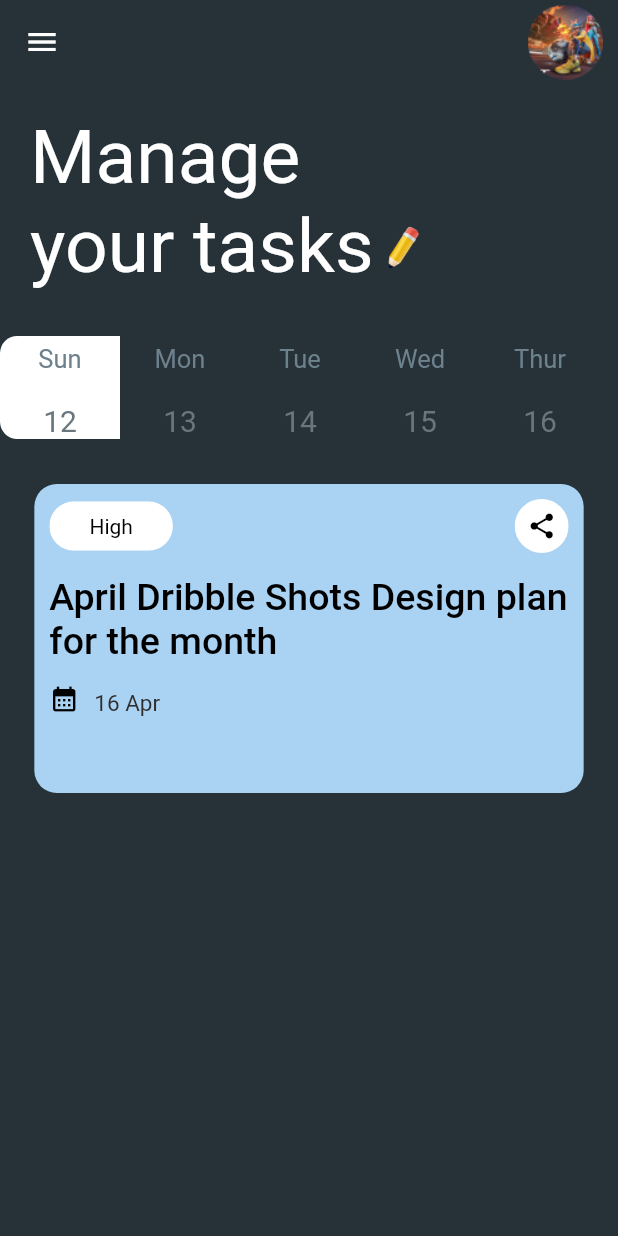
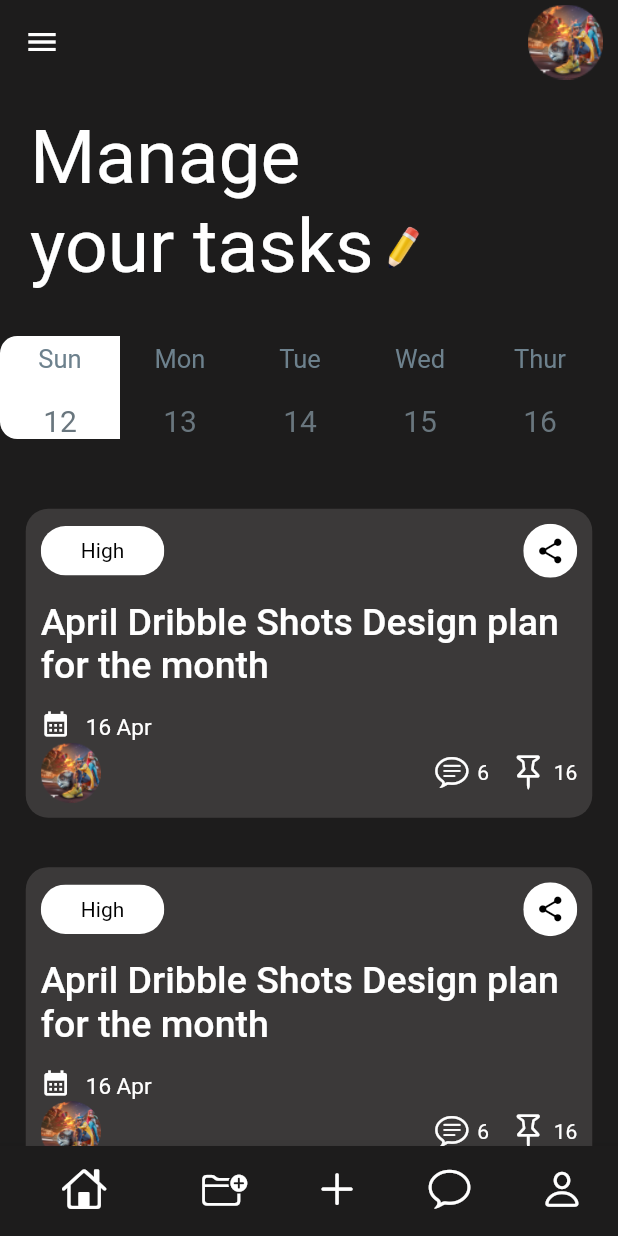
Before and after one commit to Deonorla/Task-management-app-ui, a Flutter app: the screen it shows after launch, on a phone screen of 412 x 824 dp. Run offline on Flutter 3.47's test engine with Material 2 defaults, Android fonts, the phone set to English and light mode, and no system bars.

Commit message:
[Added bottom navigation bar]

```diff
--- a/lib/constants/constants.dart
+++ b/lib/constants/constants.dart
@@ -1,5 +1,5 @@
 import 'package:flutter/material.dart';
 
 class Styles {
-  static Color primaryBackground = const Color(0xFF263238);
+  static Color primaryBackground = Color.fromARGB(255, 29, 28, 28);
 }
--- a/lib/screens/home.dart
+++ b/lib/screens/home.dart
@@ -1,13 +1,19 @@
 import 'package:flutter/material.dart';
+import 'package:flutter/cupertino.dart';
+import 'package:task_management/constants/constants.dart';
 import 'package:task_management/screens/widgets/calenderComponent.dart';
+import 'package:task_management/screens/widgets/taskCard.dart';
 import 'package:task_management/screens/widgets/ui_contants.dart';
 
-class Home extends StatelessWidget {
+class Home extends StatefulWidget {
   const Home({super.key});
+  @override
+  State<Home> createState() => _HomeState();
+}
 
+class _HomeState extends State<Home> {
   @override
   Widget build(BuildContext context) {
-    Size size = MediaQuery.of(context).size;
     final appbar = Uiconstants.appbar();
     return Scaffold(
       appBar: appbar,
@@ -33,95 +39,49 @@ class Home extends StatelessWidget {
               ])),
             ), // container manage your tasks
             const CalenderComponent(),
-            Container(
-              height: size.height / 4,
-              margin: EdgeInsets.symmetric(horizontal: size.width / 18),
-              padding: const EdgeInsets.all(10),
-              decoration: const BoxDecoration(
-                color: Color.fromARGB(255, 169, 210, 243),
-                borderRadius: BorderRadius.only(
-                    topLeft: Radius.circular(15),
-                    topRight: Radius.circular(15),
-                    bottomLeft: Radius.circular(15),
-                    bottomRight: Radius.circular(15)),
-              ),
-              child: Column(
-                crossAxisAlignment: CrossAxisAlignment.start,
-                children: [
-                  Row(
-                    mainAxisAlignment: MainAxisAlignment.spaceBetween,
-                    children: [
-                      ClipRRect(
-                        child: Container(
-                          width: size.width / 5,
-                          height: size.height / 25,
-                          decoration: const BoxDecoration(
-                              color: Colors.white,
-                              borderRadius:
-                                  BorderRadius.all(Radius.circular(20))),
-                          child: const Align(
-                              alignment: Alignment.center,
-                              child: Text(
-                                "High",
-                                style: TextStyle(color: Colors.black),
-                              )),
-                        ),
-                      ),
-                      ClipRRect(
-                        child: Container(
-                          padding: const EdgeInsets.all(8),
-                          decoration: const BoxDecoration(
-                            color: Colors.white,
-                            borderRadius: BorderRadius.all(Radius.circular(20)),
-                          ),
-                          child: const Align(
-                            alignment: Alignment.center,
-                            child: Icon(
-                              Icons.share,
-                              color: Colors.black,
-                              size: 20,
-                            ),
-                          ),
-                        ),
-                      )
-                    ],
-                  ),
-                  const SizedBox(
-                    height: 15,
-                  ),
-                  RichText(
-                      text: const TextSpan(children: [
-                    TextSpan(
-                        text: "April Dribble Shots Design plan for the month\n",
-                        style: TextStyle(
-                            color: Colors.black,
-                            fontWeight: FontWeight.w500,
-                            fontSize: 25)),
-                    WidgetSpan(
-                        child: SizedBox(
-                      height: 35,
-                    )),
-                    WidgetSpan(
-                        child: Icon(
-                      Icons.calendar_month,
-                      color: Colors.black,
-                      size: 20,
-                    )),
-                    WidgetSpan(
-                        child: SizedBox(
-                      width: 10,
-                    )),
-                    TextSpan(
-                        text: "16 Apr",
-                        style: TextStyle(
-                            color: Color.fromARGB(255, 47, 46, 46),
-                            fontSize: 15))
-                  ]))
-                ],
-              ),
-            )
+            const TaskCard(),
+            const TaskCard(),
+            const TaskCard(),
           ],
         ),
+      ),
+      bottomNavigationBar: Theme(
+        data: ThemeData(canvasColor: Styles.primaryBackground),
+        child: BottomNavigationBar(
+            showSelectedLabels: false,
+            unselectedItemColor: Colors.white,
+            items: const [
+              BottomNavigationBarItem(
+                  icon: Icon(
+                    CupertinoIcons.home,
+                    size: 30,
+                  ),
+                  label: ""),
+              BottomNavigationBarItem(
+                  icon: Icon(
+                    CupertinoIcons.folder_badge_plus,
+                    size: 30,
+                  ),
+                  label: ""),
+              BottomNavigationBarItem(
+                  icon: Icon(
+                    CupertinoIcons.add,
+                    size: 30,
+                  ),
+                  label: ""),
+              BottomNavigationBarItem(
+                  icon: Icon(
+                    CupertinoIcons.chat_bubble,
+                    size: 30,
+                  ),
+                  label: ""),
+              BottomNavigationBarItem(
+                  icon: Icon(
+                    CupertinoIcons.person,
+                    size: 30,
+                  ),
+                  label: ""),
+            ]),
       ),
     );
   }
--- /dev/null
+++ b/lib/screens/widgets/taskCard.dart
@@ -0,0 +1,172 @@
+import 'package:flutter/cupertino.dart';
+import 'package:flutter/material.dart';
+
+class TaskCard extends StatefulWidget {
+  const TaskCard({
+    super.key,
+  });
+  @override
+  State<TaskCard> createState() => _TaskCardState();
+}
+
+class _TaskCardState extends State<TaskCard> {
+  bool clicked = false;
+
+  void handleClick() {
+    setState(() {
+      clicked = true;
+    });
+  }
+
+  @override
+  Widget build(BuildContext context) {
+    Size size = MediaQuery.of(context).size;
+    return GestureDetector(
+      onTap: handleClick,
+      child: Container(
+        height: size.height / 4,
+        margin: EdgeInsets.symmetric(
+            horizontal: size.width / 24, vertical: size.height / 50),
+        padding: const EdgeInsets.all(10),
+        decoration: BoxDecoration(
+          color: clicked
+              ? const Color.fromARGB(255, 169, 210, 243)
+              : const Color.fromARGB(255, 59, 57, 57),
+          borderRadius: const BorderRadius.only(
+              topLeft: Radius.circular(15),
+              topRight: Radius.circular(15),
+              bottomLeft: Radius.circular(15),
+              bottomRight: Radius.circular(15)),
+        ),
+        child: Column(
+          crossAxisAlignment: CrossAxisAlignment.start,
+          children: [
+            Row(
+              mainAxisAlignment: MainAxisAlignment.spaceBetween,
+              children: [
+                ClipRRect(
+                  child: Container(
+                    width: size.width / 5,
+                    height: size.height / 25,
+                    decoration: const BoxDecoration(
+                        color: Colors.white,
+                        borderRadius: BorderRadius.all(Radius.circular(20))),
+                    child: const Align(
+                        alignment: Alignment.center,
+                        child: Text(
+                          "High",
+                          style: TextStyle(color: Colors.black),
+                        )),
+                  ),
+                ),
+                ClipRRect(
+                  child: Container(
+                    padding: const EdgeInsets.all(8),
+                    decoration: const BoxDecoration(
+                      color: Colors.white,
+                      borderRadius: BorderRadius.all(Radius.circular(20)),
+                    ),
+                    child: const Align(
+                      alignment: Alignment.center,
+                      child: Icon(
+                        Icons.share,
+                        color: Colors.black,
+                        size: 20,
+                      ),
+                    ),
+                  ),
+                )
+              ],
+            ),
+            const SizedBox(
+              height: 15,
+            ),
+            RichText(
+                text: TextSpan(children: [
+              TextSpan(
+                  text: "April Dribble Shots Design plan for the month\n",
+                  style: TextStyle(
+                      color: clicked
+                          ? const Color.fromARGB(255, 47, 46, 46)
+                          : Colors.white,
+                      fontWeight: FontWeight.w500,
+                      fontSize: 25)),
+              const WidgetSpan(
+                  child: SizedBox(
+                height: 35,
+              )),
+              WidgetSpan(
+                  child: Icon(
+                Icons.calendar_month,
+                color: clicked
+                    ? const Color.fromARGB(255, 47, 46, 46)
+                    : Colors.white,
+                size: 20,
+              )),
+              const WidgetSpan(
+                  child: SizedBox(
+                width: 10,
+              )),
+              TextSpan(
+                  text: "16 Apr",
+                  style: TextStyle(
+                      color: clicked
+                          ? const Color.fromARGB(255, 47, 46, 46)
+                          : Colors.white,
+                      fontSize: 15))
+            ])),
+            const Spacer(),
+            Row(
+              mainAxisAlignment: MainAxisAlignment.spaceBetween,
+              children: [
+                Image.asset(
+                  "assets/images/avatar.png",
+                  scale: 1.5,
+                ),
+                Row(
+                  children: [
+                    Icon(
+                      CupertinoIcons.chat_bubble_text,
+                      color: clicked
+                          ? const Color.fromARGB(255, 47, 46, 46)
+                          : Colors.white,
+                    ),
+                    const SizedBox(
+                      width: 5,
+                    ),
+                    Text(
+                      "6",
+                      style: TextStyle(
+                        color: clicked
+                            ? const Color.fromARGB(255, 47, 46, 46)
+                            : Colors.white,
+                      ),
+                    ),
+                    const SizedBox(
+                      width: 14,
+                    ),
+                    Icon(
+                      CupertinoIcons.pin,
+                      color: clicked
+                          ? const Color.fromARGB(255, 47, 46, 46)
+                          : Colors.white,
+                    ),
+                    const SizedBox(
+                      width: 5,
+                    ),
+                    Text("16",
+                        style: TextStyle(
+                          color: clicked
+                              ? const Color.fromARGB(255, 47, 46, 46)
+                              : Colors.white,
+                        )),
+                  ],
+                )
+              ],
+            )
+          ],
+        ),
+      ),
+    );
+  }
+}
--- a/pubspec.yaml
+++ b/pubspec.yaml
@@ -34,7 +34,7 @@ dependencies:
 
   # The following adds the Cupertino Icons font to your application.
   # Use with the CupertinoIcons class for iOS style icons.
-  cupertino_icons: ^1.0.2
+  cupertino_icons: ^1.0.5
 
 dev_dependencies:
   flutter_test:
```
